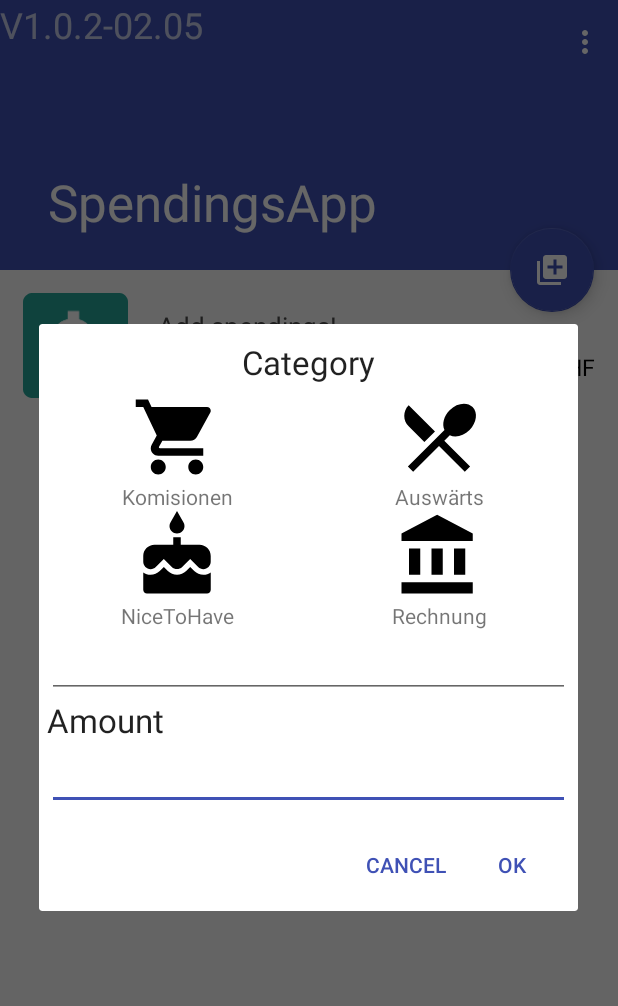
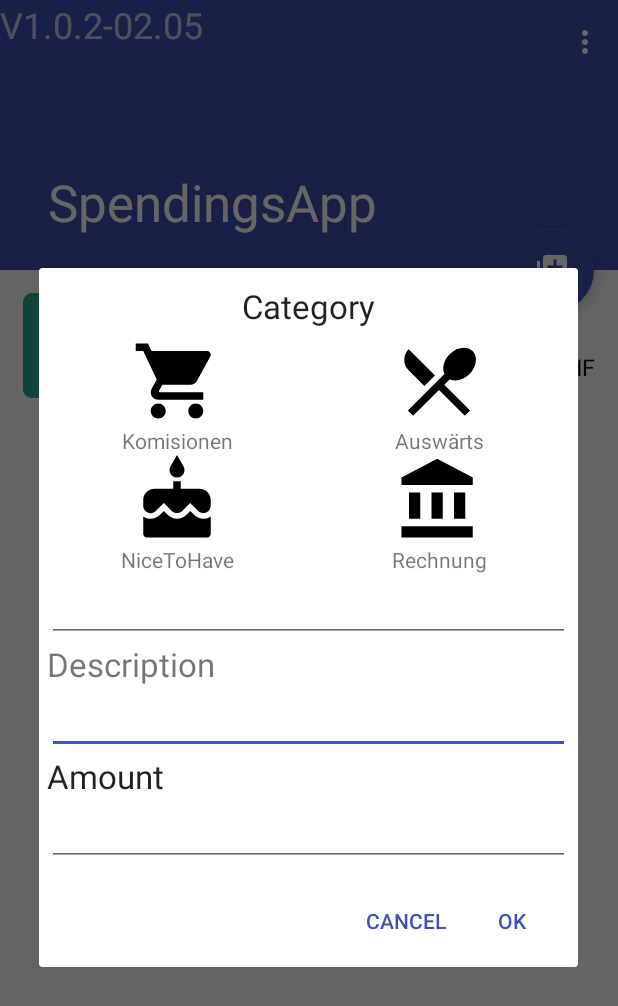
Before and after one commit to cyrilwelschen/SpendingsApp, an Android app: the screen it shows after launch (ScrollingActivity), after a tap on an icon or button, on a phone screen of 412 x 824 dp. Shown: the top 1006 px of the screen. Run offline under Robolectric (Android 15) with nearby library versions, the phone set to English and light mode, and no system bars.

Commit message:
new input: description of expense. Is inserted as "commment" in db (already foreseen during db definition - nice job)

```diff
--- a/app/src/main/res/layout/input_dialog.xml
+++ b/app/src/main/res/layout/input_dialog.xml
@@ -23,6 +23,22 @@
         android:layout_height="wrap_content"/>
 
     <TextView
+        android:id="@+id/description_input_label"
+        android:layout_width="match_parent"
+        android:layout_height="wrap_content"
+        android:text="@string/user_input_description_label"
+        android:textSize="22sp" />
+
+    <EditText
+        android:id="@+id/description_user_input"
+        android:layout_width="match_parent"
+        android:layout_height="wrap_content"
+        android:ems="10"
+        android:inputType="textPersonName">
+    <requestFocus />
+    </EditText>
+
+    <TextView
         android:id="@+id/amount_input_label"
         android:layout_width="wrap_content"
         android:layout_height="wrap_content"
@@ -34,6 +50,5 @@
         android:inputType="numberDecimal"
         android:layout_width="match_parent"
         android:layout_height="wrap_content">
-        <requestFocus />
     </EditText>
 </LinearLayout>
--- a/app/src/main/res/values/strings.xml
+++ b/app/src/main/res/values/strings.xml
@@ -95,4 +95,5 @@
     <string name="dummy_spending_amount">100.10</string>
     <string name="user_input_category_label">Category</string>
     <string name="user_input_amount_label">Amount</string>
+    <string name="user_input_description_label">Description</string>
 </resources>
```
Also changed, not shown: app/src/main/java/com/example/cyrilwelschen/spendingsapp/ScrollingActivity.java (+5 -3 lines).
